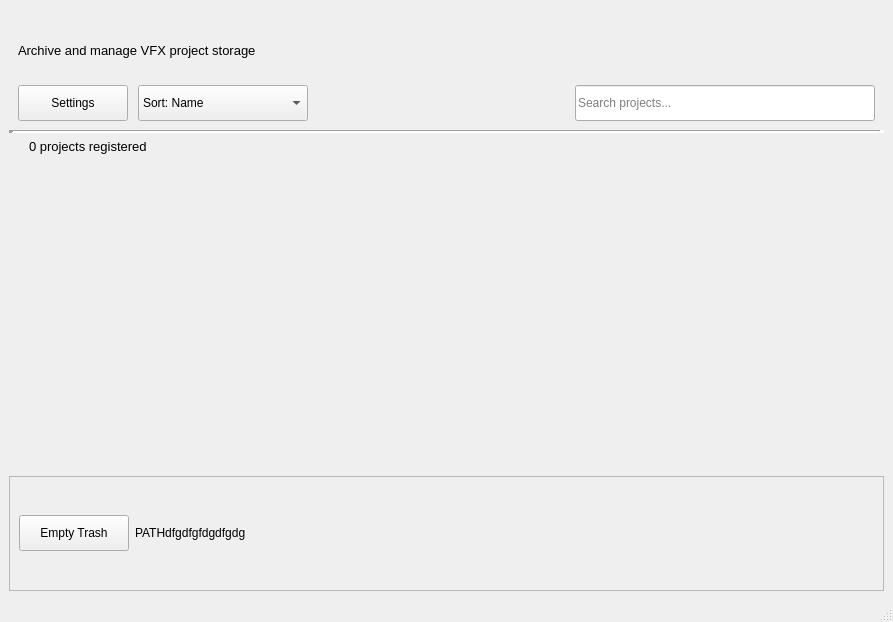
Before: the Qt Designer form python/archivator/ui/view/interface.ui in ClaireBenes/Archivator, drawn with Qt 5.
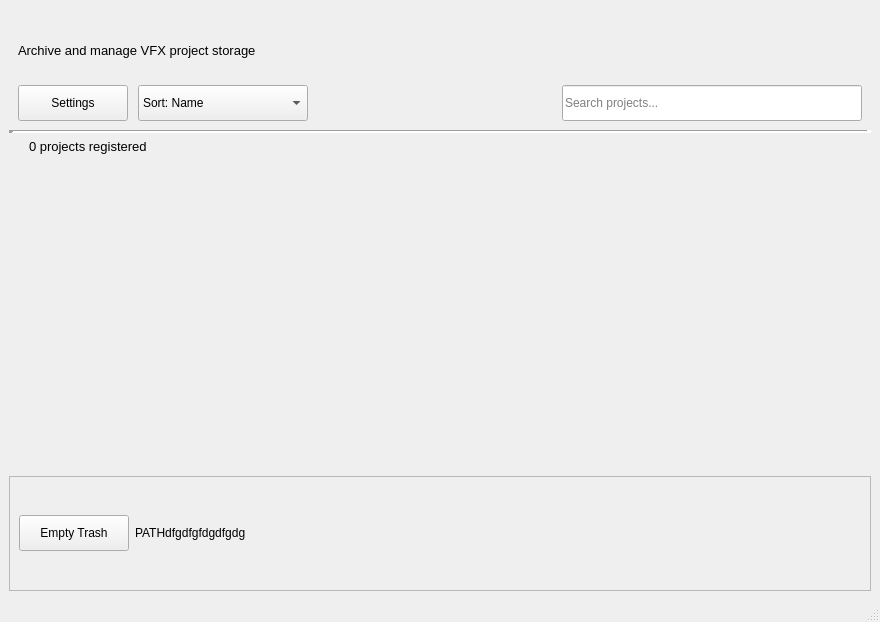
After: the same form once the commit is applied.

Diff of the .ui file:
```diff
--- a/python/archivator/ui/view/interface.ui
+++ b/python/archivator/ui/view/interface.ui
@@ -6,7 +6,7 @@
    <rect>
     <x>0</x>
     <y>0</y>
-    <width>893</width>
+    <width>880</width>
     <height>622</height>
    </rect>
   </property>
```
Left out of the diff: 2 changed lines with no effect on the pictures.
